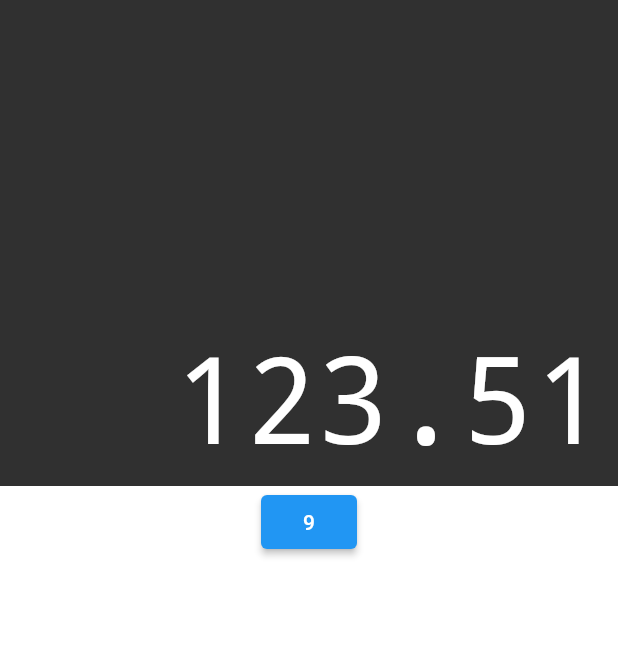
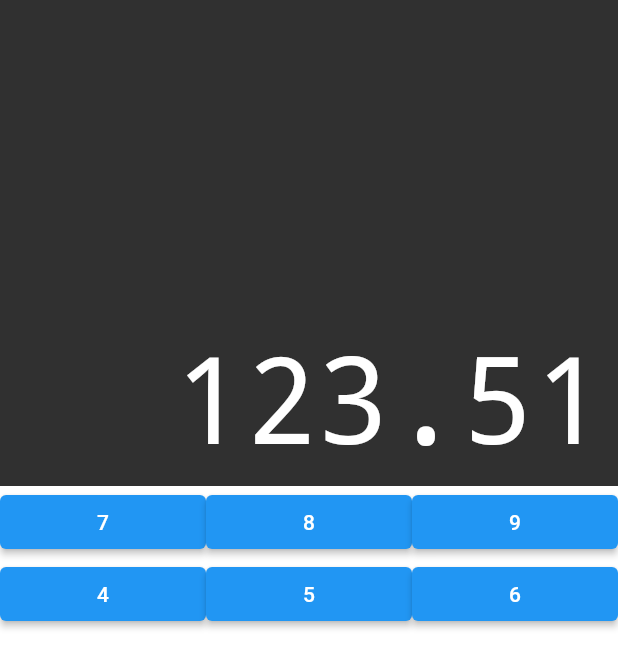
Before and after one commit to LucasWMedeiros/calculator, a Flutter app: the screen it shows after launch, on a phone screen of 412 x 824 dp. Shown: the top 668 px of the screen. Run offline on Flutter 3.47's test engine with Material 2 defaults, Android fonts, the phone set to English and light mode, and no system bars; drawn by our look-alikes of auto_size_text.

Commit message:
criando componente button_row

```diff
--- a/lib/component/button.dart
+++ b/lib/component/button.dart
@@ -9,9 +9,11 @@ class Button extends StatelessWidget {
 
   @override
   Widget build(BuildContext context) {
-    return ElevatedButton(
-      child: Text(text),
-      onPressed: () {},
+    return Expanded(
+      child: ElevatedButton(
+        child: Text(text),
+        onPressed: () {},
+      ),
     );
   }
 }
--- /dev/null
+++ b/lib/component/button_row.dart
@@ -0,0 +1,16 @@
+import 'package:calculator/component/button.dart';
+import 'package:flutter/material.dart';
+
+class ButtonRow extends StatelessWidget {
+
+  final List<Button> buttons;
+
+  ButtonRow(this.buttons);
+
+  @override
+  Widget build(BuildContext context) {
+    return Row(
+      children: buttons,
+    );
+  }
+}
--- a/lib/component/keyboard.dart
+++ b/lib/component/keyboard.dart
@@ -1,3 +1,5 @@
+import 'package:calculator/component/button.dart';
+import 'package:calculator/component/button_row.dart';
 import 'package:flutter/material.dart';
 
 class Keyboard extends StatelessWidget {
@@ -9,10 +11,16 @@ class Keyboard extends StatelessWidget {
       height: 500,
       child: Column(
         children: [
-          ElevatedButton(
-            onPressed: () {},
-            child: Text('9'),
-          )
+         ButtonRow([
+          Button(text: '7'),
+          Button(text: '8'),
+          Button(text: '9'),
+         ]),
+         ButtonRow([
+          Button(text: '4'),
+          Button(text: '5'),
+          Button(text: '6'),
+         ])
         ],
       ),
     );
```
